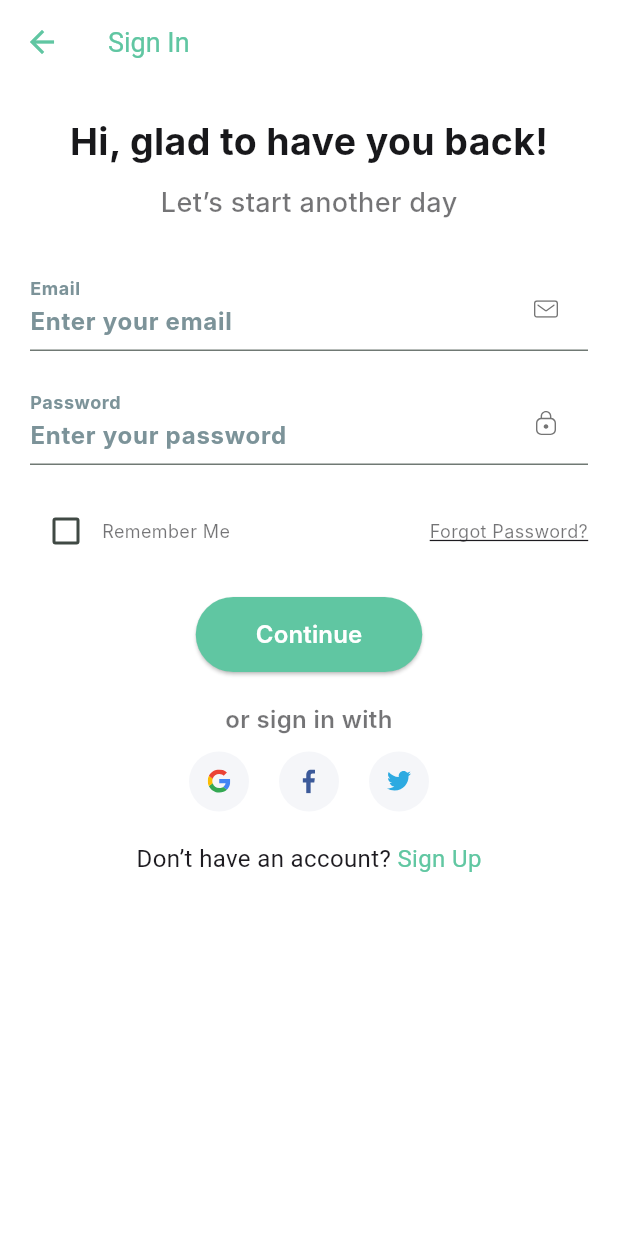
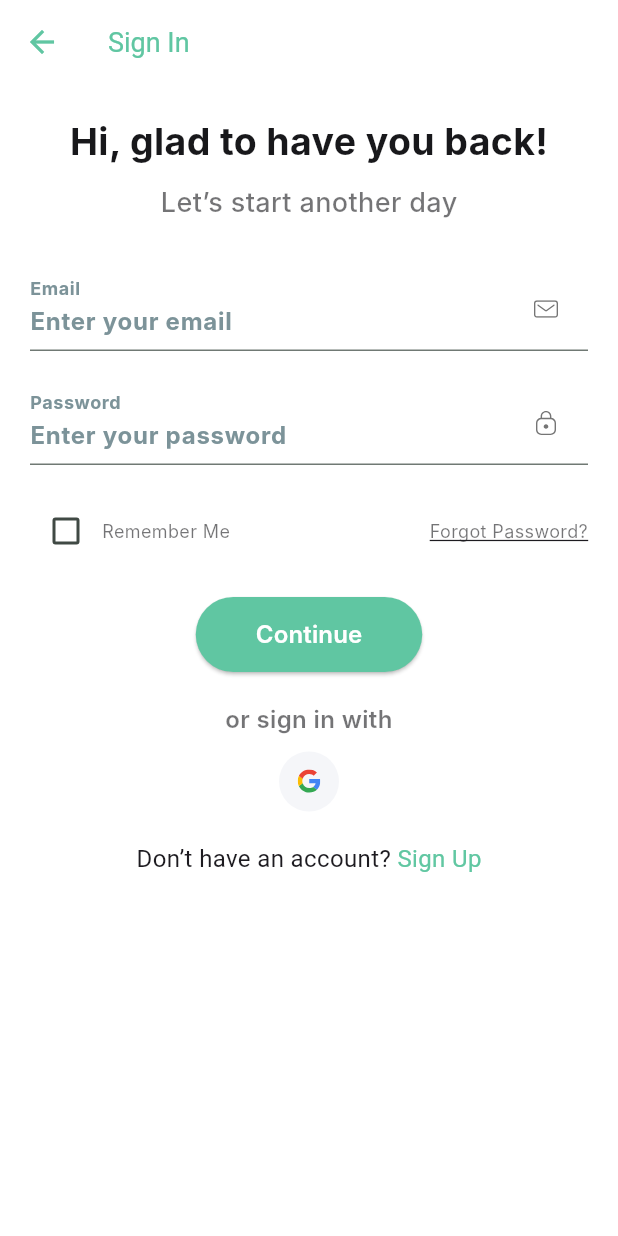
Before and after one commit to gebienha/SoftwareStudioFinal, a Flutter app: the screen it shows after launch, after a tap on the "arrow forward" icon, on a phone screen of 412 x 824 dp. Run offline on Flutter 3.47's test engine with Material 3 defaults, Android fonts, the phone set to English and light mode, and no system bars; our stand-ins replace cloud_firestore, firebase_auth, firebase_core, flutter_svg, get, go_router and 4 more; missing offline and left inert: fluttermoji; accounts and stored records are empty; Roboto replaces fonts that are missing (Inter).

Commit message:
comment twitter n fb logo

```diff
--- a/lib/screens/sign_in/sign_in_screen.dart
+++ b/lib/screens/sign_in/sign_in_screen.dart
@@ -99,14 +99,14 @@ class SignInScreen extends StatelessWidget {
                         icon: "assets/icons/google-icon.svg",
                         press: () => _googleSignIn(context), // Trigger Google Sign-In
                       ),
-                      SocalCard(
-                        icon: "assets/icons/facebook-2.svg",
-                        press: () {},
-                      ),
-                      SocalCard(
-                        icon: "assets/icons/twitter.svg",
-                        press: () {},
-                      ),
+                      // SocalCard(
+                      //   icon: "assets/icons/facebook-2.svg",
+                      //   press: () {},
+                      // ),
+                      // SocalCard(
+                      //   icon: "assets/icons/twitter.svg",
+                      //   press: () {},
+                      // ),
                     ],
                   ),
                   const SizedBox(height: 20),
```
